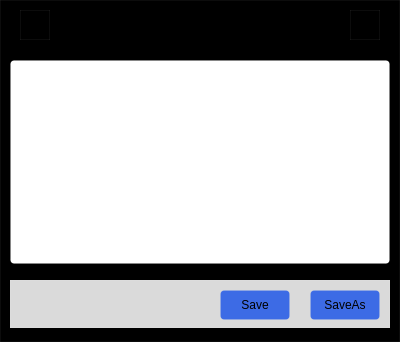
Above: src/plugins/ukui_notebook/ukui_notebook.ui from ukui/ukui-sidebar before the change. Below: the same form after it.
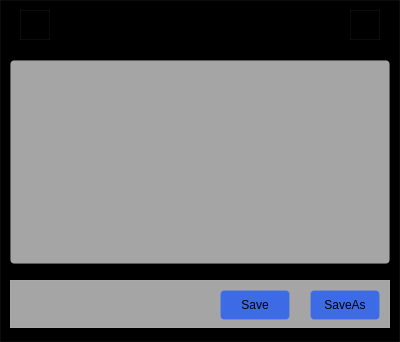
That is the form after the change. Icons and pictures are not drawn.

Commit message: change Textedit background

Patch:
```diff
--- a/src/plugins/ukui_notebook/ukui_notebook.ui
+++ b/src/plugins/ukui_notebook/ukui_notebook.ui
@@ -27,7 +27,7 @@
     </rect>
    </property>
    <property name="styleSheet">
-    <string notr="true">background-color: rgb(255, 255, 255);
+    <string notr="true">background-color: rgb(165, 165, 165);
 border-radius:4px;</string>
    </property>
   </widget>
@@ -42,7 +42,7 @@
    </property>
    <property name="styleSheet">
     <string notr="true">background-color: rgb(165, 165, 165);
-background-color: rgb(218, 218, 218);</string>
+</string>
    </property>
    <widget class="QToolButton" name="ukui_NoteFont">
     <property name="geometry">
```
